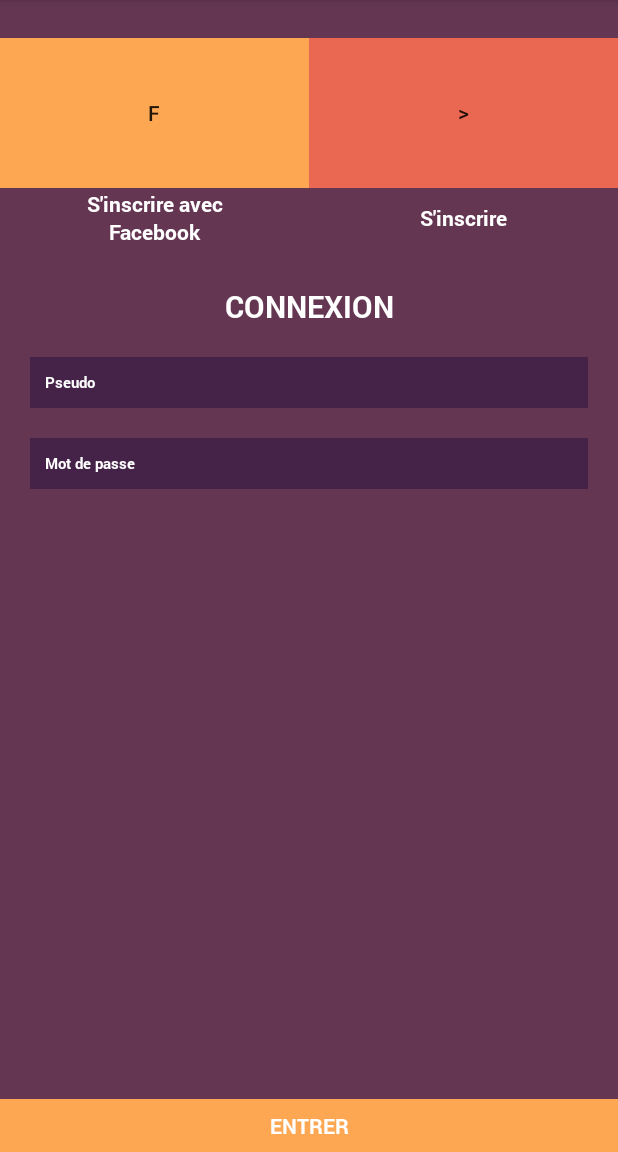
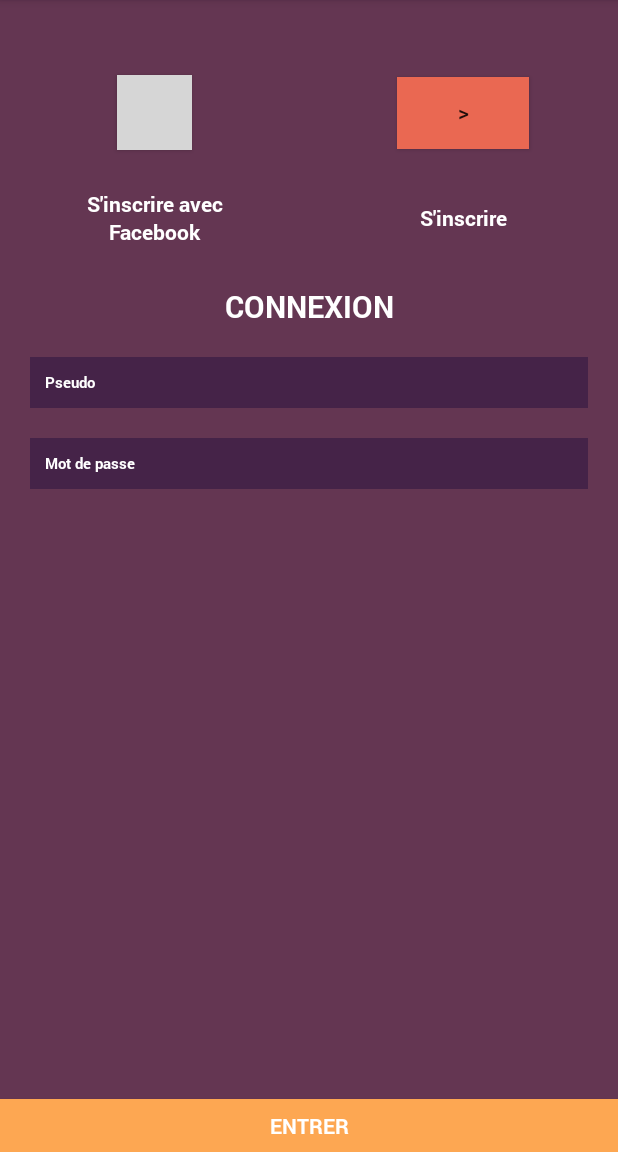
Before and after one commit to nsvir/ProjectWeekOpop, an Android app: the screen it shows after launch (ConnexionActivity), on a phone screen of 412 x 824 dp, the part 84-1236 px from its top. Run offline under Robolectric (Android 15) with nearby library versions, the phone set to English and light mode, and no system bars; grey boxes are pictures that could not be loaded.

```diff
--- a/ProjectWeek/src/main/res/layout/fragment_connexion.xml
+++ b/ProjectWeek/src/main/res/layout/fragment_connexion.xml
@@ -14,22 +14,32 @@
         android:orientation="horizontal"
         android:paddingTop="25dp">
 
-        <Button
-            android:id="@+id/signUpWithFacebookBt"
-            android:layout_height="match_parent"
-            android:layout_width="match_parent"
-            android:text="f"
+        <LinearLayout
+            android:layout_width="fill_parent"
+            android:layout_height="fill_parent"
             android:layout_weight="1"
-            android:background="@color/background_Yellow" />
+            android:gravity="center">
 
-        <Button
-            android:id="@+id/signUpBt"
-            android:layout_width="match_parent"
-            android:layout_height="match_parent"
-            android:text=">"
+            <Button
+                android:id="@+id/signUpWithFacebookBt"
+                android:layout_height="50dp"
+                android:layout_width="50dp"
+                android:background="@drawable/icone_facebook" />
+        </LinearLayout>
+
+        <LinearLayout
+            android:layout_width="fill_parent"
+            android:layout_height="fill_parent"
             android:layout_weight="1"
-            android:background="@color/background_Orange" />
+            android:gravity="center">
 
+            <Button
+                android:id="@+id/signUpBt"
+                android:layout_width="wrap_content"
+                android:layout_height="wrap_content"
+                android:text=">"
+                android:background="@color/background_Orange" />
+        </LinearLayout>
     </LinearLayout>
 
     <LinearLayout
@@ -122,7 +132,7 @@
             android:textAllCaps="true"
             android:textColor="@android:color/white"
             android:background="@color/background_Yellow"
-            android:minHeight="35dp"/>
+            android:minHeight="35dp" />
     </LinearLayout>
 
 </LinearLayout>
```
